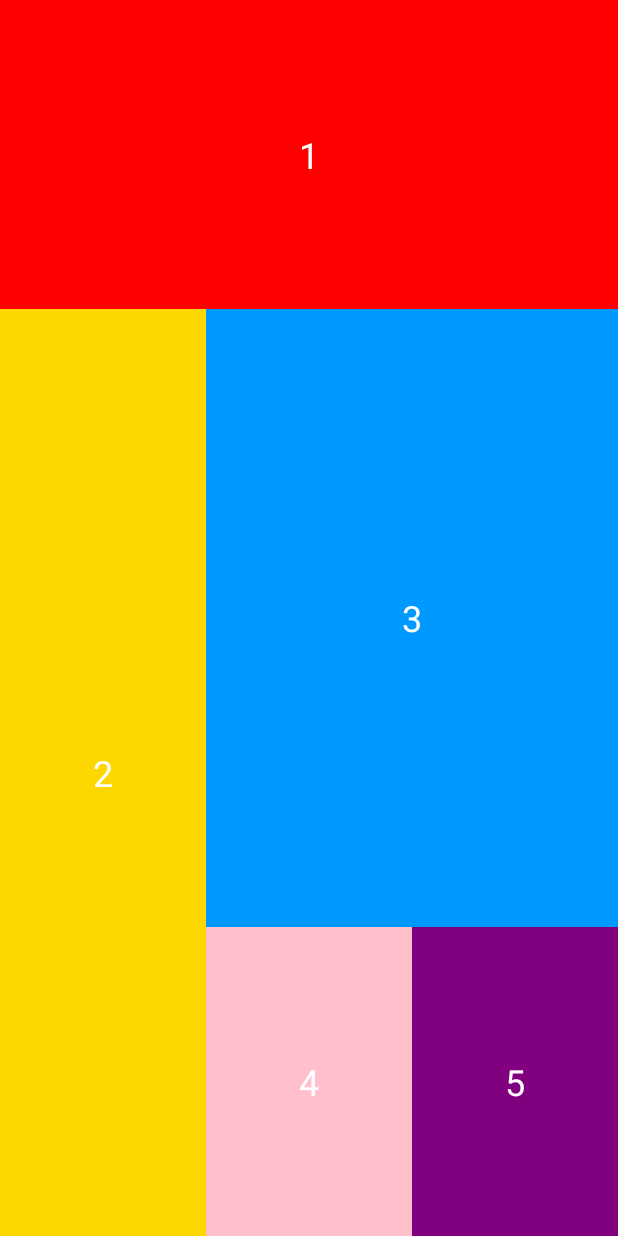
After one commit to hoaibao2507/BaiTap03, an Android app: the layout linear_layout.xml on its own in the app's theme, with its tools: preview values and no code run, on a phone screen of 412 x 824 dp. The commit adds this screen. Run offline under Robolectric (Android 15) with nearby library versions, the phone set to English and light mode, and no system bars.

Commit message:
linear layout

```diff
--- a/app/src/main/res/layout/activity_main.xml
+++ b/app/src/main/res/layout/activity_main.xml
@@ -6,10 +6,16 @@
     android:layout_width="match_parent"
     android:layout_height="match_parent"
     tools:context=".MainActivity">
+
     <Switch
         android:id="@+id/switchChange"
         android:layout_width="wrap_content"
         android:layout_height="wrap_content"
-        android:text="Thay đổi hình nền" />
+        android:minHeight="48dp"
+        android:text="Thay đổi hình nền"
+        app:layout_constraintBottom_toBottomOf="parent"
+        app:layout_constraintLeft_toLeftOf="parent"
+        app:layout_constraintRight_toRightOf="parent"
+        app:layout_constraintTop_toTopOf="parent" />
 
 </androidx.constraintlayout.widget.ConstraintLayout>
--- /dev/null
+++ b/app/src/main/res/layout/linear_layout.xml
@@ -0,0 +1,77 @@
+<?xml version="1.0" encoding="utf-8"?>
+<LinearLayout xmlns:android="http://schemas.android.com/apk/res/android"
+    android:layout_width="match_parent"
+    android:layout_height="match_parent"
+    android:orientation="vertical">
+
+    <TextView
+        android:layout_width="match_parent"
+        android:layout_height="0dp"
+        android:layout_weight="1"
+        android:gravity="center"
+        android:text="1"
+        android:textSize="24sp"
+        android:background="#FF0000"
+        android:textColor="#FFFFFF"/>
+
+    <LinearLayout
+        android:layout_width="match_parent"
+        android:layout_height="0dp"
+        android:layout_weight="3"
+        android:orientation="horizontal">
+
+        <TextView
+            android:layout_width="0dp"
+            android:layout_height="match_parent"
+            android:layout_weight="1"
+            android:gravity="center"
+            android:text="2"
+            android:textSize="24sp"
+            android:background="#FFD700"
+            android:textColor="#FFFFFF"/>
+
+        <LinearLayout
+            android:layout_width="0dp"
+            android:layout_height="match_parent"
+            android:layout_weight="2"
+            android:orientation="vertical">
+
+            <TextView
+                android:layout_width="match_parent"
+                android:layout_height="0dp"
+                android:layout_weight="2"
+                android:gravity="center"
+                android:text="3"
+                android:textSize="24sp"
+                android:background="#0099FF"
+                android:textColor="#FFFFFF"/>
+
+            <LinearLayout
+                android:layout_width="match_parent"
+                android:layout_height="0dp"
+                android:layout_weight="1"
+                android:orientation="horizontal">
+
+                <TextView
+                    android:layout_width="0dp"
+                    android:layout_height="match_parent"
+                    android:layout_weight="1"
+                    android:gravity="center"
+                    android:text="4"
+                    android:textSize="24sp"
+                    android:background="#FFC0CB"
+                    android:textColor="#FFFFFF"/>
+
+                <TextView
+                    android:layout_width="0dp"
+                    android:layout_height="match_parent"
+                    android:layout_weight="1"
+                    android:gravity="center"
+                    android:text="5"
+                    android:textSize="24sp"
+                    android:background="#800080"
+                    android:textColor="#FFFFFF"/>
+            </LinearLayout>
+        </LinearLayout>
+    </LinearLayout>
+</LinearLayout>
```
